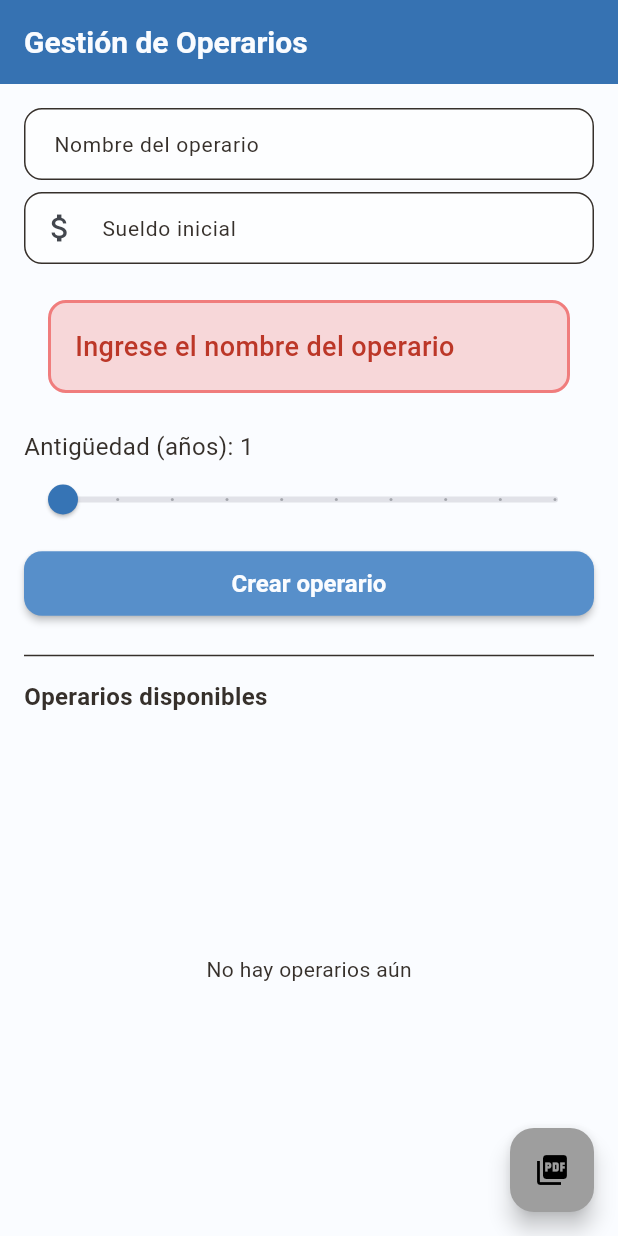
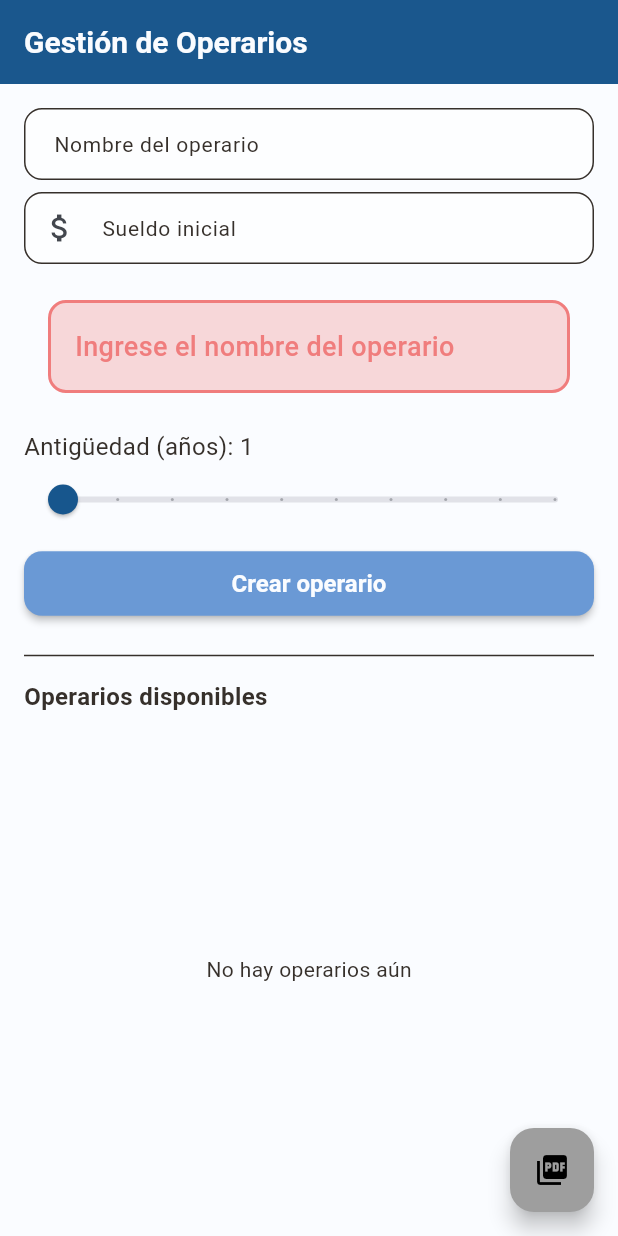
Before and after one commit to devdiagon/Paycheck-Mobile-App, a Flutter app: the screen it shows after launch, after a tap on "Crear operario", on a phone screen of 412 x 824 dp. Run offline on Flutter 3.47's test engine with Material 3 defaults, Android fonts, the phone set to English and light mode, and no system bars; our stand-ins replace open_file, pdf, permission_handler.

Commit message:
style(config): 💄 generic color schema main definition
Separated color palettes and the main color schema. Basically, now the
main color scheme is going to have generic names to be applyed to any of
the components  or widgets. Color palettes were created so they only
contain color data that can be used by the main color scheme.

```diff
--- a/lib/src/presentation/widgets/error_mesage.dart
+++ b/lib/src/presentation/widgets/error_mesage.dart
@@ -34,7 +34,7 @@ class ErrorMessage extends StatelessWidget {
                 child: Text(
                   errorText!,
                   style: TextStyle(
-                    color: TerracottaColors.error,
+                    color: SaintColors.error,
                     fontSize: 18,
                     fontWeight: FontWeight.w500,
                   ),
--- a/lib/src/presentation/widgets/report_fab.dart
+++ b/lib/src/presentation/widgets/report_fab.dart
@@ -15,7 +15,7 @@ class ReportFab extends StatelessWidget {
   Widget build(BuildContext context) {
     return FloatingActionButton(
       onPressed: enabled ? onPressed : null,
-      backgroundColor: enabled ? SaintColors.dark_blue : Colors.grey,
+      backgroundColor: enabled ? SaintColors.primary : Colors.grey,
       child: Icon(
         Icons.picture_as_pdf,
         color: enabled ? Colors.white : Colors.black,
--- a/lib/src/themes/appbar_theme.dart
+++ b/lib/src/themes/appbar_theme.dart
@@ -3,21 +3,21 @@ import 'color_schema.dart';
 
 AppBarTheme getAppBarTheme() {
   return const AppBarTheme(
-    backgroundColor: SaintColors.dark_blue,
-    foregroundColor: SaintColors.light,
+    backgroundColor: SaintColors.primary,
+    foregroundColor: SaintColors.foreground,
     elevation: 4.0,
     scrolledUnderElevation: 8.0,
     titleTextStyle: TextStyle(
       fontSize: 20.0,
       fontWeight: FontWeight.bold,
-      color: SaintColors.light,
+      color: SaintColors.foreground,
     ),
     iconTheme: IconThemeData(
-      color: SaintColors.light,
+      color: SaintColors.foreground,
       size: 24.0,
     ),
     actionsIconTheme: IconThemeData(
-      color: SaintColors.light,
+      color: SaintColors.foreground,
       size: 24.0,
     ),
   );
--- a/lib/src/themes/background_theme.dart
+++ b/lib/src/themes/background_theme.dart
@@ -2,9 +2,9 @@ import 'package:flutter/material.dart';
 import 'color_schema.dart';
 
 Color getBackgroundColor() {
-  return SaintColors.light;
+  return SaintColors.background;
 }
 
 Color getSurfaceColor() {
-  return TerracottaColors.peach;
+  return SaintColors.surface;
 }
--- a/lib/src/themes/button_theme.dart
+++ b/lib/src/themes/button_theme.dart
@@ -4,8 +4,8 @@ import 'color_schema.dart';
 ElevatedButtonThemeData getElevatedButtonTheme() {
   return ElevatedButtonThemeData(
     style: ElevatedButton.styleFrom(
-      foregroundColor: SaintColors.light,
-      backgroundColor: SaintColors.blue,
+      foregroundColor: SaintColors.foreground,
+      backgroundColor: SaintColors.secondary,
       padding: const EdgeInsets.symmetric(horizontal: 24.0, vertical: 12.0),
       shape: RoundedRectangleBorder(
         borderRadius: BorderRadius.circular(12.0),
@@ -22,8 +22,8 @@ ElevatedButtonThemeData getElevatedButtonTheme() {
 OutlinedButtonThemeData getOutlinedButtonTheme() {
   return OutlinedButtonThemeData(
     style: OutlinedButton.styleFrom(
-      foregroundColor: SaintColors.blue,
-      side: const BorderSide(color: SaintColors.blue, width: 2.0),
+      foregroundColor: SaintColors.secondary,
+      side: const BorderSide(color: SaintColors.secondary, width: 2.0),
       padding: const EdgeInsets.symmetric(horizontal: 24.0, vertical: 12.0),
       shape: RoundedRectangleBorder(
         borderRadius: BorderRadius.circular(12.0),
@@ -39,7 +39,7 @@ OutlinedButtonThemeData getOutlinedButtonTheme() {
 TextButtonThemeData getTextButtonTheme() {
   return TextButtonThemeData(
     style: TextButton.styleFrom(
-      foregroundColor: SaintColors.blue,
+      foregroundColor: SaintColors.secondary,
       padding: const EdgeInsets.symmetric(horizontal: 24.0, vertical: 12.0),
       textStyle: const TextStyle(
         fontSize: 16.0,
--- /dev/null
+++ b/lib/src/themes/color_palettes.dart
@@ -0,0 +1,22 @@
+import 'package:flutter/material.dart';
+
+class TerracottaColors {
+  static const Color orange = Color(0xFFED6745);
+  static const Color cream = Color(0xFFF9F9E7);
+  static const Color peach = Color(0xFFF9D6A4);
+  static const Color darkCharcoal = Color(0xFF36302B);
+
+  static const Color error = Color(0xFFBC3728);
+  static const Color success = Color(0xFF7D9B76);
+  static const Color info = Color(0xFF6A8EA0);
+  static const Color warn = Color(0xFFE39E54);
+}
+
+class SkyColors {
+  static const Color darkBlue = Color(0xFF17568D);
+  static const Color blue = Color(0xFF6A99D5);
+  static const Color light = Color(0xFFFAFCFF);
+  static const Color yellow = Color(0xFFFADA7A);
+
+  static const Color error = Color(0xFFF07D7D);
+}
--- a/lib/src/themes/color_schema.dart
+++ b/lib/src/themes/color_schema.dart
@@ -1,37 +1,27 @@
 import 'package:flutter/material.dart';
-
-class TerracottaColors {
-  static const Color orange = Color(0xFFED6745);
-  static const Color cream = Color(0xFFF9F9E7);
-  static const Color peach = Color(0xFFF9D6A4);
-  static const Color darkCharcoal = Color(0xFF36302B);
-
-  static const Color error = Color(0xFFBC3728);
-  static const Color success = Color(0xFF7D9B76);
-  static const Color info = Color(0xFF6A8EA0);
-  static const Color warn = Color(0xFFE39E54);
-}
-
+import 'color_palettes.dart';
 
 class SaintColors {
-  static const Color dark_blue = Color(0xFF3674B5);
-  static const Color blue = Color(0xFF578FCA);
-  static const Color light = Color(0xFFFAFCFF);
-  static const Color black = Color(0xFFFADA7A);
+  static const Color primary = SkyColors.darkBlue;
+  static const Color secondary = SkyColors.blue;
+  static const Color background = SkyColors.light;
+  static const Color foreground = SkyColors.light;
+  static const Color surface = TerracottaColors.cream;
+  static const Color contrast = TerracottaColors.darkCharcoal;
 
-  static const Color error = Color(0xFFF07D7D);
+  static const Color error = SkyColors.error;
 }
 
 ColorScheme getColorScheme(Brightness brightness) {
   return ColorScheme.fromSeed(
-    seedColor: SaintColors.dark_blue,
+    seedColor: SaintColors.primary,
     brightness: brightness,
-    primary: SaintColors.dark_blue,
-    onPrimary: SaintColors.light,
-    secondary: SaintColors.blue,
-    onSecondary: TerracottaColors.darkCharcoal,
-    surface: SaintColors.blue,
-    onSurface: TerracottaColors.darkCharcoal,
+    primary: SaintColors.primary,
+    onPrimary: SaintColors.background,
+    secondary: SaintColors.secondary,
+    onSecondary: SaintColors.contrast,
+    surface: SaintColors.secondary,
+    onSurface: SaintColors.contrast,
     error: SaintColors.error,
     onError: Colors.white,
   );
--- a/lib/src/themes/form_theme.dart
+++ b/lib/src/themes/form_theme.dart
@@ -7,27 +7,27 @@ InputDecorationTheme getInputDecorationTheme() {
     fillColor: Colors.white.withValues(alpha: 0.5),
     border: OutlineInputBorder(
       borderRadius: BorderRadius.circular(12.0),
-      borderSide: const BorderSide(color: TerracottaColors.darkCharcoal, width: 1.0),
+      borderSide: const BorderSide(color: SaintColors.contrast, width: 1.0),
     ),
     enabledBorder: OutlineInputBorder(
       borderRadius: BorderRadius.circular(12.0),
-      borderSide: const BorderSide(color: TerracottaColors.darkCharcoal, width: 1.0),
+      borderSide: const BorderSide(color: SaintColors.contrast, width: 1.0),
     ),
     focusedBorder: OutlineInputBorder(
       borderRadius: BorderRadius.circular(12.0),
-      borderSide: const BorderSide(color: TerracottaColors.darkCharcoal, width: 2.0),
+      borderSide: const BorderSide(color: SaintColors.contrast, width: 2.0),
     ),
     errorBorder: OutlineInputBorder(
       borderRadius: BorderRadius.circular(12.0),
-      borderSide: const BorderSide(color: TerracottaColors.error, width: 3.0),
+      borderSide: BorderSide(color: SaintColors.error, width: 3.0),
     ),
     contentPadding: const EdgeInsets.symmetric(horizontal: 16.0, vertical: 12.0),
     labelStyle: const TextStyle(
-      color: TerracottaColors.darkCharcoal,
+      color: SaintColors.contrast,
       fontSize: 14.0,
     ),
     hintStyle: TextStyle(
-      color: TerracottaColors.darkCharcoal.withValues(alpha: 0.5),
+      color: SaintColors.contrast.withValues(alpha: 0.5),
       fontSize: 14.0,
     ),
   );
--- a/lib/src/themes/general_theme.dart
+++ b/lib/src/themes/general_theme.dart
@@ -27,13 +27,13 @@ ThemeData getGeneralTheme(Brightness brightness) {
       margin: const EdgeInsets.symmetric(horizontal: 16.0, vertical: 8.0),
     ),
     dividerTheme: const DividerThemeData(
-      color: TerracottaColors.darkCharcoal,
+      color: SaintColors.contrast,
       thickness: 1.0,
       space: 16.0,
     ),
     snackBarTheme: SnackBarThemeData(
       backgroundColor: colorScheme.surface,
-      contentTextStyle: const TextStyle(color: TerracottaColors.darkCharcoal),
+      contentTextStyle: const TextStyle(color: SaintColors.contrast),
       shape: RoundedRectangleBorder(borderRadius: BorderRadius.circular(8.0)),
       behavior: SnackBarBehavior.floating,
       elevation: 4.0,
--- a/lib/src/themes/index.dart
+++ b/lib/src/themes/index.dart
@@ -2,6 +2,7 @@ export 'appbar_theme.dart';
 export 'background_theme.dart';
 export 'button_theme.dart';
 export 'color_schema.dart';
+export 'color_palettes.dart';
 export 'form_theme.dart';
 export 'general_theme.dart';
 export 'typography_theme.dart';
--- a/lib/src/themes/typography_theme.dart
+++ b/lib/src/themes/typography_theme.dart
@@ -3,24 +3,24 @@ import 'color_schema.dart';
 
 TextTheme getTextTheme() {
   return const TextTheme(
-    displayLarge: TextStyle(fontSize: 57.0, fontWeight: FontWeight.bold, color: TerracottaColors.darkCharcoal), // Headline1
-    displayMedium: TextStyle(fontSize: 45.0, fontWeight: FontWeight.bold, color: TerracottaColors.darkCharcoal),
-    displaySmall: TextStyle(fontSize: 36.0, fontWeight: FontWeight.bold, color: TerracottaColors.darkCharcoal),
-    headlineLarge: TextStyle(fontSize: 32.0, fontWeight: FontWeight.bold, color: TerracottaColors.darkCharcoal), // Headline4
-    headlineMedium: TextStyle(fontSize: 28.0, fontWeight: FontWeight.bold, color: TerracottaColors.darkCharcoal),
-    headlineSmall: TextStyle(fontSize: 24.0, fontWeight: FontWeight.bold, color: TerracottaColors.darkCharcoal),
-    titleLarge: TextStyle(fontSize: 22.0, fontWeight: FontWeight.w600, color: TerracottaColors.darkCharcoal), // Subtitle1
-    titleMedium: TextStyle(fontSize: 16.0, fontWeight: FontWeight.w600, color: TerracottaColors.darkCharcoal),
-    titleSmall: TextStyle(fontSize: 14.0, fontWeight: FontWeight.w600, color: TerracottaColors.darkCharcoal),
-    bodyLarge: TextStyle(fontSize: 16.0, fontWeight: FontWeight.normal, color: TerracottaColors.darkCharcoal), // BodyText1
-    bodyMedium: TextStyle(fontSize: 14.0, fontWeight: FontWeight.normal, color: TerracottaColors.darkCharcoal), // BodyText2
-    bodySmall: TextStyle(fontSize: 12.0, fontWeight: FontWeight.normal, color: TerracottaColors.darkCharcoal),
-    labelLarge: TextStyle(fontSize: 14.0, fontWeight: FontWeight.w500, color: TerracottaColors.darkCharcoal), // Button
-    labelMedium: TextStyle(fontSize: 12.0, fontWeight: FontWeight.w500, color: TerracottaColors.darkCharcoal),
-    labelSmall: TextStyle(fontSize: 11.0, fontWeight: FontWeight.w500, color: TerracottaColors.darkCharcoal),
+    displayLarge: TextStyle(fontSize: 57.0, fontWeight: FontWeight.bold, color: SaintColors.contrast), // Headline1
+    displayMedium: TextStyle(fontSize: 45.0, fontWeight: FontWeight.bold, color: SaintColors.contrast),
+    displaySmall: TextStyle(fontSize: 36.0, fontWeight: FontWeight.bold, color: SaintColors.contrast),
+    headlineLarge: TextStyle(fontSize: 32.0, fontWeight: FontWeight.bold, color: SaintColors.contrast), // Headline4
+    headlineMedium: TextStyle(fontSize: 28.0, fontWeight: FontWeight.bold, color: SaintColors.contrast),
+    headlineSmall: TextStyle(fontSize: 24.0, fontWeight: FontWeight.bold, color: SaintColors.contrast),
+    titleLarge: TextStyle(fontSize: 22.0, fontWeight: FontWeight.w600, color: SaintColors.contrast), // Subtitle1
+    titleMedium: TextStyle(fontSize: 16.0, fontWeight: FontWeight.w600, color: SaintColors.contrast),
+    titleSmall: TextStyle(fontSize: 14.0, fontWeight: FontWeight.w600, color: SaintColors.contrast),
+    bodyLarge: TextStyle(fontSize: 16.0, fontWeight: FontWeight.normal, color: SaintColors.contrast), // BodyText1
+    bodyMedium: TextStyle(fontSize: 14.0, fontWeight: FontWeight.normal, color: SaintColors.contrast), // BodyText2
+    bodySmall: TextStyle(fontSize: 12.0, fontWeight: FontWeight.normal, color: SaintColors.contrast),
+    labelLarge: TextStyle(fontSize: 14.0, fontWeight: FontWeight.w500, color: SaintColors.contrast), // Button
+    labelMedium: TextStyle(fontSize: 12.0, fontWeight: FontWeight.w500, color: SaintColors.contrast),
+    labelSmall: TextStyle(fontSize: 11.0, fontWeight: FontWeight.w500, color: SaintColors.contrast),
   ).apply(
     fontFamily: 'Roboto',
-    bodyColor: TerracottaColors.darkCharcoal,
-    displayColor: TerracottaColors.darkCharcoal,
+    bodyColor: SaintColors.contrast,
+    displayColor: SaintColors.contrast,
   );
 }
```
